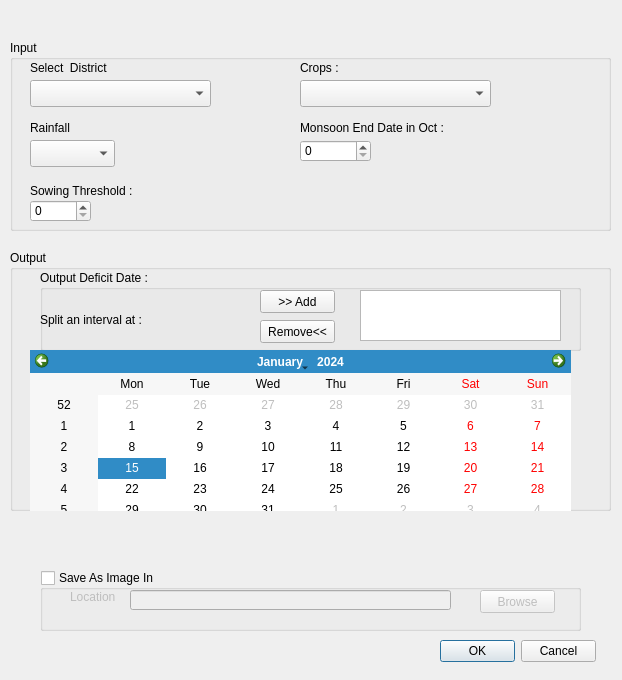
This is kharif_model_dialog_base.ui in grahulb/water_balance_dashboard as Qt 5 draws it before an edit. The edited form follows.
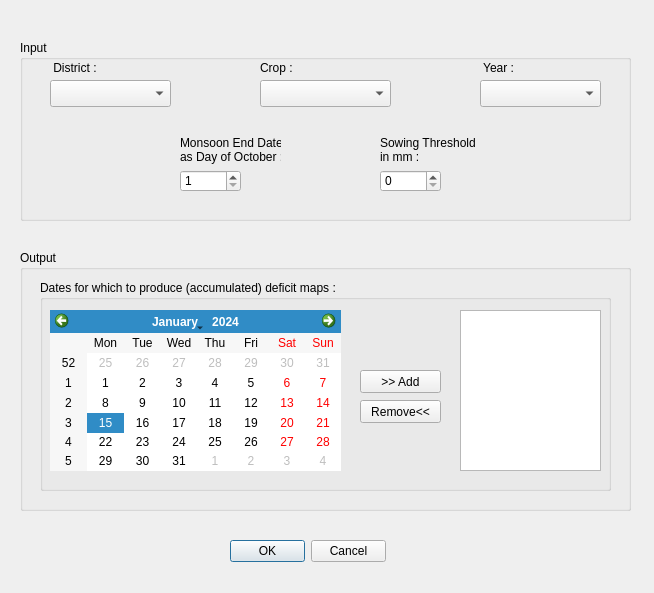
This is the edited form.

```diff
--- a/kharif_model_dialog_base.ui
+++ b/kharif_model_dialog_base.ui
@@ -6,8 +6,8 @@
    <rect>
     <x>0</x>
     <y>0</y>
-    <width>622</width>
-    <height>680</height>
+    <width>654</width>
+    <height>593</height>
    </rect>
   </property>
   <property name="windowTitle">
@@ -16,8 +16,8 @@
   <widget class="QDialogButtonBox" name="buttonBox">
    <property name="geometry">
     <rect>
-     <x>440</x>
-     <y>640</y>
+     <x>230</x>
+     <y>540</y>
      <width>156</width>
      <height>23</height>
     </rect>
@@ -32,10 +32,10 @@
   <widget class="QGroupBox" name="inputs_group_box">
    <property name="geometry">
     <rect>
-     <x>10</x>
+     <x>20</x>
      <y>40</y>
-     <width>601</width>
-     <height>191</height>
+     <width>611</width>
+     <height>181</height>
     </rect>
    </property>
    <property name="title">
@@ -50,73 +50,60 @@
    <widget class="QLabel" name="label_5">
     <property name="geometry">
      <rect>
-      <x>290</x>
+      <x>240</x>
       <y>20</y>
       <width>41</width>
       <height>16</height>
      </rect>
     </property>
     <property name="text">
-     <string>Crops :</string>
+     <string>Crop :</string>
     </property>
    </widget>
    <widget class="QLabel" name="label_9">
     <property name="geometry">
      <rect>
-      <x>20</x>
-      <y>80</y>
-      <width>98</width>
+      <x>460</x>
+      <y>20</y>
+      <width>41</width>
       <height>16</height>
      </rect>
     </property>
     <property name="text">
-     <string>Rainfall</string>
+     <string> Year :</string>
     </property>
    </widget>
    <widget class="QLabel" name="label_10">
     <property name="geometry">
      <rect>
-      <x>20</x>
+      <x>30</x>
       <y>20</y>
       <width>201</width>
       <height>16</height>
      </rect>
     </property>
     <property name="text">
-     <string>Select  District</string>
-    </property>
-   </widget>
-   <widget class="QLabel" name="label_12">
-    <property name="geometry">
-     <rect>
-      <x>20</x>
-      <y>140</y>
-      <width>131</width>
-      <height>21</height>
-     </rect>
-    </property>
-    <property name="text">
-     <string>Sowing Threshold :</string>
+     <string> District :</string>
     </property>
    </widget>
    <widget class="QLabel" name="label_13">
     <property name="geometry">
      <rect>
-      <x>290</x>
-      <y>80</y>
-      <width>181</width>
-      <height>16</height>
+      <x>160</x>
+      <y>95</y>
+      <width>101</width>
+      <height>31</height>
      </rect>
     </property>
     <property name="text">
-     <string>Monsoon End Date in Oct :</string>
+     <string>&lt;html&gt;&lt;head/&gt;&lt;body&gt;&lt;p&gt;Monsoon End Date &lt;br&gt;as Day of October :&lt;/p&gt;&lt;/body&gt;&lt;/html&gt;</string>
     </property>
    </widget>
    <widget class="QSpinBox" name="sowing_threshold">
     <property name="geometry">
      <rect>
-      <x>20</x>
-      <y>160</y>
+      <x>360</x>
+      <y>130</y>
       <width>61</width>
       <height>22</height>
      </rect>
@@ -128,12 +115,15 @@
    <widget class="QSpinBox" name="monsoon_end">
     <property name="geometry">
      <rect>
-      <x>290</x>
-      <y>100</y>
-      <width>71</width>
+      <x>160</x>
+      <y>130</y>
+      <width>61</width>
       <height>22</height>
      </rect>
     </property>
+    <property name="minimum">
+     <number>1</number>
+    </property>
     <property name="maximum">
      <number>31</number>
     </property>
@@ -141,9 +131,9 @@
    <widget class="QComboBox" name="district_selected">
     <property name="geometry">
      <rect>
-      <x>20</x>
+      <x>30</x>
       <y>40</y>
-      <width>181</width>
+      <width>121</width>
       <height>27</height>
      </rect>
     </property>
@@ -151,9 +141,9 @@
    <widget class="QComboBox" name="rainfall_year">
     <property name="geometry">
      <rect>
-      <x>20</x>
-      <y>100</y>
-      <width>85</width>
+      <x>460</x>
+      <y>40</y>
+      <width>121</width>
       <height>27</height>
      </rect>
     </property>
@@ -161,31 +151,33 @@
    <widget class="QComboBox" name="selected_crop">
     <property name="geometry">
      <rect>
-      <x>290</x>
+      <x>240</x>
       <y>40</y>
-      <width>191</width>
+      <width>131</width>
       <height>27</height>
      </rect>
     </property>
    </widget>
-   <zorder>label_5</zorder>
-   <zorder>label_9</zorder>
-   <zorder>label_10</zorder>
-   <zorder>label_12</zorder>
-   <zorder>label_13</zorder>
-   <zorder>sowing_threshold</zorder>
-   <zorder>monsoon_end</zorder>
-   <zorder>district_selected</zorder>
-   <zorder>rainfall_year</zorder>
-   <zorder>selected_crop</zorder>
-   <zorder>groupBox</zorder>
+   <widget class="QLabel" name="label">
+    <property name="geometry">
+     <rect>
+      <x>360</x>
+      <y>95</y>
+      <width>141</width>
+      <height>31</height>
+     </rect>
+    </property>
+    <property name="text">
+     <string>&lt;html&gt;&lt;head/&gt;&lt;body&gt;&lt;p&gt;Sowing Threshold&lt;br&gt;in mm : &lt;/p&gt;&lt;/body&gt;&lt;/html&gt;</string>
+    </property>
+   </widget>
   </widget>
   <widget class="QGroupBox" name="groupBox">
    <property name="geometry">
     <rect>
-     <x>10</x>
+     <x>20</x>
      <y>250</y>
-     <width>601</width>
+     <width>611</width>
      <height>261</height>
     </rect>
    </property>
@@ -195,21 +187,21 @@
    <widget class="QGroupBox" name="groupBox_3">
     <property name="geometry">
      <rect>
-      <x>30</x>
-      <y>20</y>
-      <width>541</width>
-      <height>81</height>
+      <x>20</x>
+      <y>30</y>
+      <width>571</width>
+      <height>211</height>
      </rect>
     </property>
     <property name="title">
-     <string>Output Deficit Date :</string>
+     <string>Dates for which to produce (accumulated) deficit maps :</string>
     </property>
     <widget class="QPushButton" name="output_deficit_add_button">
      <property name="geometry">
       <rect>
-       <x>220</x>
-       <y>20</y>
-       <width>75</width>
+       <x>320</x>
+       <y>90</y>
+       <width>81</width>
        <height>23</height>
       </rect>
      </property>
@@ -223,9 +215,9 @@
     <widget class="QPushButton" name="output_deficit_remove_button">
      <property name="geometry">
       <rect>
-       <x>220</x>
-       <y>50</y>
-       <width>75</width>
+       <x>320</x>
+       <y>120</y>
+       <width>81</width>
        <height>23</height>
       </rect>
      </property>
@@ -239,10 +231,10 @@
     <widget class="QListWidget" name="output_deficit_list_widget">
      <property name="geometry">
       <rect>
-       <x>320</x>
-       <y>20</y>
-       <width>201</width>
-       <height>51</height>
+       <x>420</x>
+       <y>30</y>
+       <width>141</width>
+       <height>161</height>
       </rect>
      </property>
      <property name="modelColumn">
@@ -255,84 +247,16 @@
       <number>-1</number>
      </property>
     </widget>
-    <widget class="QLabel" name="label_8">
+    <widget class="QCalendarWidget" name="output_deficit_date">
      <property name="geometry">
       <rect>
-       <x>0</x>
-       <y>40</y>
-       <width>131</width>
-       <height>20</height>
+       <x>10</x>
+       <y>30</y>
+       <width>291</width>
+       <height>161</height>
       </rect>
      </property>
-     <property name="text">
-      <string>Split an interval at : </string>
-     </property>
     </widget>
-   </widget>
-   <widget class="QCalendarWidget" name="output_deficit_date">
-    <property name="geometry">
-     <rect>
-      <x>20</x>
-      <y>100</y>
-      <width>541</width>
-      <height>171</height>
-     </rect>
-    </property>
-   </widget>
-  </widget>
-  <widget class="QGroupBox" name="save_image_group_box">
-   <property name="geometry">
-    <rect>
-     <x>40</x>
-     <y>570</y>
-     <width>541</width>
-     <height>61</height>
-    </rect>
-   </property>
-   <property name="title">
-    <string>Save As Image In</string>
-   </property>
-   <property name="checkable">
-    <bool>true</bool>
-   </property>
-   <property name="checked">
-    <bool>false</bool>
-   </property>
-   <widget class="QPushButton" name="save_image_browse">
-    <property name="geometry">
-     <rect>
-      <x>440</x>
-      <y>20</y>
-      <width>75</width>
-      <height>23</height>
-     </rect>
-    </property>
-    <property name="text">
-     <string>Browse</string>
-    </property>
-   </widget>
-   <widget class="QLineEdit" name="save_image_filename">
-    <property name="geometry">
-     <rect>
-      <x>90</x>
-      <y>20</y>
-      <width>321</width>
-      <height>20</height>
-     </rect>
-    </property>
-   </widget>
-   <widget class="QLabel" name="label_7">
-    <property name="geometry">
-     <rect>
-      <x>30</x>
-      <y>20</y>
-      <width>46</width>
-      <height>13</height>
-     </rect>
-    </property>
-    <property name="text">
-     <string>Location :</string>
-    </property>
    </widget>
   </widget>
  </widget>
```
Left out of the diff: 4 changed lines with no effect on the pictures.
